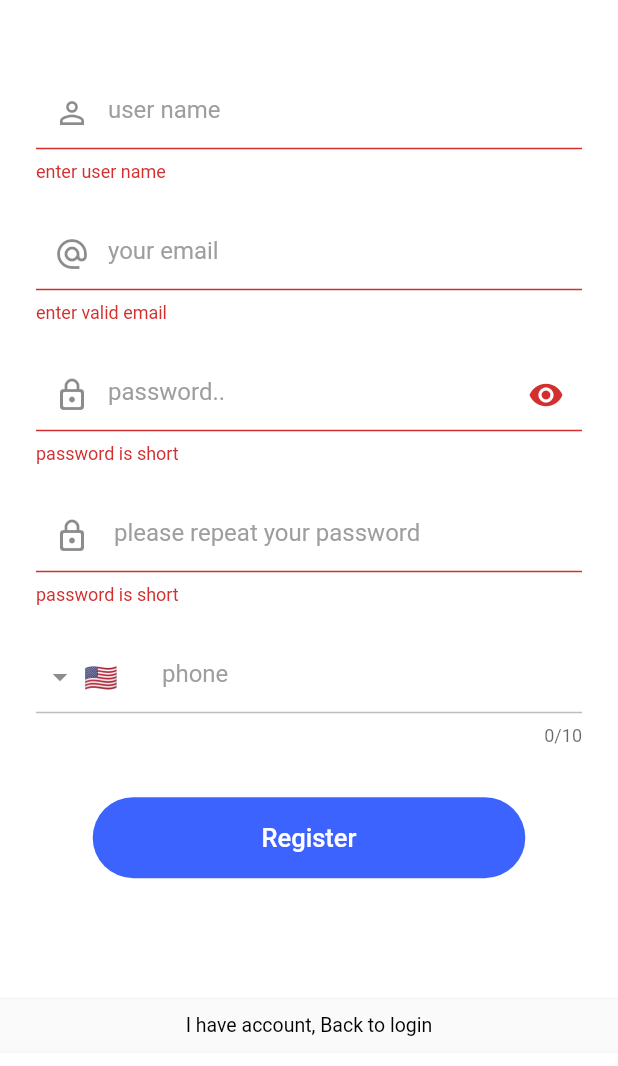
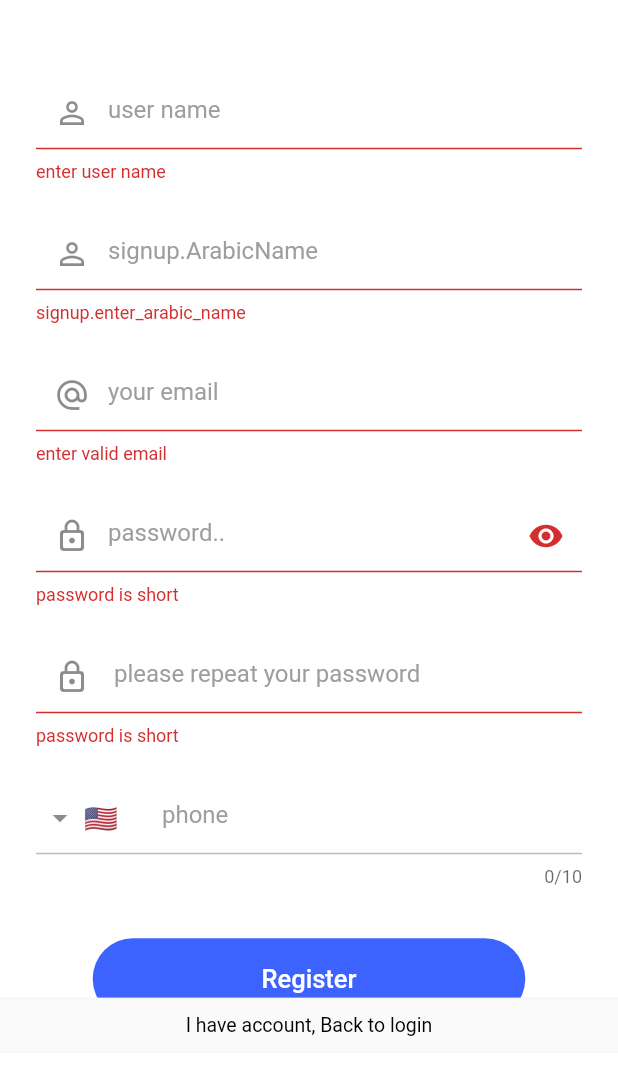
Before and after one commit to AhmedHamed956/HandBilll, a Flutter app: the RegisterScreen screen opened by its route, after a tap on "Register", on a phone screen of 412 x 824 dp, the part 170-1236 px from its top. Run offline on Flutter 3.47's test engine with Material 2 defaults, Android fonts, the phone set to English and light mode, and no system bars; drawn by our look-alikes of intl_phone_field; our stand-ins replace bloc, cached_network_image, carousel_slider, chewie, conditional_builder_null_safety, country_picker and 16 more; accounts and stored records are empty; network calls fail.

Commit message:
GetProfileData

```diff
--- a/lib/main.dart
+++ b/lib/main.dart
@@ -29,6 +29,8 @@ import 'package:hand_bill/src/blocs/search/search_bloc.dart';
 import 'package:hand_bill/src/common/routes.dart';
 import 'package:hand_bill/src/helper/helpers.dart';
 import 'package:hand_bill/src/repositories/global_repository.dart';
+import 'package:hand_bill/src/ui/screens/auth/login_screen.dart';
+import 'package:hand_bill/src/ui/screens/auth/register_screen.dart';
 import 'package:hand_bill/src/ui/screens/auth/splash_screen.dart';
 import 'package:flutter_localizations/flutter_localizations.dart';
 import 'package:flutter_translate/flutter_translate.dart';
@@ -133,7 +135,7 @@ class MyApp extends StatelessWidget {
             ],
             // supportedLocales: localizationDelegate.supportedLocales,
             locale: localizationDelegate.currentLocale,
-            home: SplashPage(),
+            home: LoginScreen(),
             // home: ServicesCompanyDetailsScreen(routeArgument: RouteArgument(param: 1),),
             onGenerateRoute: RouteGenerator.generateRoute),
       );
--- a/lib/src/blocs/auth/auth_bloc.dart
+++ b/lib/src/blocs/auth/auth_bloc.dart
@@ -91,11 +91,14 @@ class AuthBloc extends Bloc<AuthEvent, AuthState> {
   Stream<AuthState> _mapRegisterToState(RegisterButtonPressed event) async* {
     yield AuthLoading();
     _user!.name = event.name;
+    _user!.namear = event.namear;
     _user!.email = event.email;
     _user!.password = event.password;
     // _user!.password = event.password;
     _user!.confirmpassword = event.confirimpassword;
     _user!.country = event.country;
+    print(_user!.country);
+    print('111111111111111111111111');
     _user!.phone = event.phone;
     RegisterResponse? response;
     try {
--- a/lib/src/blocs/auth/auth_event.dart
+++ b/lib/src/blocs/auth/auth_event.dart
@@ -23,6 +23,7 @@ class LoginEvent extends AuthEvent {
 
 class RegisterButtonPressed extends AuthEvent {
   final String name;
+  final String namear;
   final String email;
   final String password;
   final String country;
@@ -38,12 +39,11 @@ class RegisterButtonPressed extends AuthEvent {
       required this.password,
       required this.country,
       required this.confirimpassword,
-      // required this.catgID,
-      required this.phone});
+      required this.phone, required this.namear});
 
   @override
   List<Object> get props =>
-      [name, email, password, country, phone, confirimpassword];
+      [name, email, password, country, phone, confirimpassword,namear];
 }
 
 // rest password
--- a/lib/src/blocs/profile/profile_bloc.dart
+++ b/lib/src/blocs/profile/profile_bloc.dart
@@ -6,6 +6,7 @@ import 'package:hand_bill/src/blocs/global_bloc/global_bloc.dart';
 import 'package:hand_bill/src/blocs/profile/profile_event.dart';
 import 'package:hand_bill/src/blocs/profile/profile_state.dart';
 import 'package:hand_bill/src/data/model/profile/profile_model.dart';
+import 'package:hand_bill/src/data/model/user.dart';
 import 'package:hand_bill/src/data/response/auth/edit_profile_response_.dart';
 import 'package:hand_bill/src/data/response/auth/common_response.dart';
 import 'package:hand_bill/src/data/response/auth/profile_response.dart';
@@ -16,7 +17,7 @@ class ProfileBloc extends Bloc<ProfileEvent, ProfileState> {
   ProfileRepository profileRepository = ProfileRepository();
 
   bool isFetching = false;
-  List<ProfileModel>? profile;
+  List<GetProfileDataModel>? profile;
 
   AuthRepository authRepository = AuthRepository();
   late GlobalBloc globalBloc;
@@ -62,7 +63,7 @@ class ProfileBloc extends Bloc<ProfileEvent, ProfileState> {
       yield ProfileLoadingState();
       ProfileResponse? response =
           await profileRepository.fetchUserData(user: event.user);
-      globalBloc.user = response!.data;
+      globalBloc.user = response!.data as User? ;
       log("parse profile data from db to local >>>>>>> ${globalBloc.user!.toJson()}");
       if (response.status!) {
         yield ProfileSuccessState(user: response.data);
--- a/lib/src/common/api_data.dart
+++ b/lib/src/common/api_data.dart
@@ -18,7 +18,7 @@ class APIData {
   static const getPopular = domainLinkApi + 'user/top-products';
 
   static const userProfile = domainLinkApi + 'users/';
-  static const editProfile = domainLinkApi + 'user/edit';
+  static const editProfile = domainLinkApi + 'user/profile';
   static const changePassword = domainLinkApi + 'user/change-password';
 
   // categories
--- a/lib/src/data/model/user.dart
+++ b/lib/src/data/model/user.dart
@@ -14,6 +14,7 @@ class User {
   String? _phone;
   String? _password;
   String? _confirmpassword;
+  String? _namear;
 
   SaveImageModel? _image;
 
@@ -38,7 +39,10 @@ class User {
   String? get phone => _phone;
 
   String? get password => _password;
+
   String? get confirmpassword => _confirmpassword;
+
+  String? get namear => _namear;
 
   SaveImageModel? get image => _image;
 
@@ -54,7 +58,9 @@ class User {
       String? username,
       String? phone,
       SaveImageModel? image,
-      String? name}) {
+      String? name,
+      String? namear,
+      }) {
     _id = id;
     _isVerified = isVerified;
     _deviceToken = deviceToken;
@@ -64,6 +70,7 @@ class User {
     _country = country;
     _email = email;
     _name = name;
+    _namear = namear;
     _phone = phone;
     _image = image;
   }
@@ -77,6 +84,7 @@ class User {
     _address = json["address"];
     _country = json["country"];
     _email = json["email"];
+    _namear = json["name_ar"];
     _name = json["name"];
     _phone = json["phone"];
     _image =
@@ -92,7 +100,8 @@ class User {
     map["api_token"] = _apiToken;
     map["address"] = _address;
     map["email"] = _email;
-    map["name"] = name;
+    map["name"] = _name;
+    map["name_ar"] = _namear;
     map["country"] = _country;
     map["phone"] = _phone;
     if (_image != null) {
@@ -106,22 +115,28 @@ class User {
     map["id"] = _id;
     map["email"] = _email;
     map["name"] = _name;
+    map["name_ar"] = _namear;
     map["thumb"] = image;
-    map["country"] = _country;
+    map["country"] = country;
     map["device_token"] = _deviceToken;
     return map;
   }
 
   set phone(String? value) {
     _phone = value;
+    print(_phone);
   }
 
   set country(String? value) {
     _country = value;
+    print(_country);
+
   }
 
   set password(String? value) {
     _password = value;
+    print(_password);
+
   }
 
   set confirmpassword(String? value) {
@@ -130,10 +145,18 @@ class User {
 
   set name(String? value) {
     _name = value;
+    print(_name);
   }
+  set namear(String? value) {
+    _namear = value;
+    print(_namear);
+  }
+
 
   set email(String? value) {
     _email = value;
+    print(_email);
+
   }
 
   set deviceToken(String? value) {
--- a/lib/src/data/response/auth/profile_response.dart
+++ b/lib/src/data/response/auth/profile_response.dart
@@ -1,4 +1,5 @@
 
+import 'package:hand_bill/src/data/model/profile/profile_model.dart';
 import 'package:hand_bill/src/data/model/user.dart';
 
 class ProfileResponse {
--- a/lib/src/repositories/profile_repository.dart
+++ b/lib/src/repositories/profile_repository.dart
@@ -53,7 +53,8 @@ class ProfileRepository {
 //   }
 
   Future<ProfileResponse?> fetchUserData({required User user}) async {
-    Response response = await dio.post('${APIData.userProfile}${user.id}');
+    Response response = await dio.get('${APIData.editProfile}${user.id}');
+    print('${APIData.editProfile}${user.id}');
     ProfileResponse? profileResponse;
     try {
       profileResponse = ProfileResponse.fromJson(response.data);
@@ -72,7 +73,7 @@ class ProfileRepository {
     FormData formData;
     if (image == null) {
       formData = FormData.fromMap({
-        "secret": APIData.secretKey,
+        // "secret": APIData.secretKey,
         "name": user.name,
         "phone": user.phone.toString(),
         "address": user.address.toString()
--- a/lib/src/ui/screens/account_package/wishlist/cubit.dart
+++ b/lib/src/ui/screens/account_package/wishlist/cubit.dart
@@ -32,9 +32,11 @@ class AccountBloc extends Cubit<AccountState> {
     _dio.get(APIData.getProfile, queryParameters: queryParams).then((value) {
       acountModel = AcountModel.fromJson(value.data);
       print(value.data);
+      print('sssssssssssssssssssss');
       emit(AccountSuccessStates());
     }).catchError((error) {
       print(error.toString());
+
       emit(AcoountErrorStates(error.toString()));
     });
     // DioHelper.getdata(url: gift, token: token).then((value) {
--- a/lib/src/ui/screens/auth/register_screen.dart
+++ b/lib/src/ui/screens/auth/register_screen.dart
@@ -359,8 +359,10 @@ class _RegisterScreenState extends State<RegisterScreen> {
 
   final _emailController = TextEditingController();
   final _nameController = TextEditingController();
+  final _namearController = TextEditingController();
   final _phoneController = TextEditingController();
-  String countryname = 'Egypt';
+  String? countryname;
+
   bool _autoValidate = false, loading = false;
   double marginVer = 24;
   AuthBloc? _authBloc;
@@ -398,6 +400,7 @@ class _RegisterScreenState extends State<RegisterScreen> {
         id: 9, name: "Chartered Accountants", value: "chartered_accountants"),
     NatureOfActivityModel(id: 10, name: "Schools", value: "schools"),
   ];
+
   @override
   void initState() {
     _natureOfActivityModel =
@@ -453,21 +456,6 @@ class _RegisterScreenState extends State<RegisterScreen> {
   }
 
   Widget build(BuildContext context) {
-    _onRegisterButtonPressed() {
-      // if (_countryModel!.id == 0) {
-      //   Fluttertoast.showToast(msg: translate("signup.select_country"));
-      // } else
-      _authBloc!
-        ..add(RegisterButtonPressed(
-            // catgID: catgID,
-            // natureactivity: natureactivity,
-            confirimpassword: _confirmpasswordController.text.trim(),
-            name: _nameController.text.trim(),
-            email: _emailController.text.trim(),
-            password: _passwordController.text.trim(),
-            country: countryname,
-            phone: phoneNumber));
-    }
 
     Size size = MediaQuery.of(context).size;
 
@@ -530,6 +518,19 @@ class _RegisterScreenState extends State<RegisterScreen> {
                                         return null;
                                       }),
                                   SizedBox(height: marginVer),
+                                  CustomTextFormField(
+                                      hintText: translate("signup.ArabicName"),
+                                      icon: Icons.person_outline,
+                                      controller: _namearController,
+                                      validator: (input) {
+                                        if (input.toString().length < 4) {
+                                          return translate(
+                                              "signup.enter_arabic_name");
+                                        }
+                                        return null;
+                                      }),
+                                  SizedBox(height: marginVer),
+
                                   Row(children: [
                                     Expanded(
                                         child: CustomTextFormField(
@@ -803,7 +804,26 @@ class _RegisterScreenState extends State<RegisterScreen> {
                                             onPress: () {
                                               if (_key.currentState!
                                                   .validate()) {
-                                                _onRegisterButtonPressed();
+                                                print(countryname);
+                                                print('khaled');
+                                                _authBloc!
+                                                  ..add(RegisterButtonPressed(
+                                                     namear:_namearController.text.trim(),
+                                                      confirimpassword:
+                                                          _confirmpasswordController
+                                                              .text
+                                                              .trim(),
+                                                      name: _nameController.text
+                                                          .trim(),
+                                                      email: _emailController
+                                                          .text
+                                                          .trim(),
+                                                      password:
+                                                          _passwordController
+                                                              .text
+                                                              .trim(),
+                                                      country: countryname!,
+                                                      phone: phoneNumber));
                                               }
                                             }),
                                       ]),
@@ -848,6 +868,7 @@ class _RegisterScreenState extends State<RegisterScreen> {
 
   bool byAgent = true;
   bool byVisa = false;
+
   Widget dialogFiled(
       {required Widget dialog, required String label, required IconData icon}) {
     return InkWell(
@@ -870,7 +891,7 @@ class _RegisterScreenState extends State<RegisterScreen> {
     // typedef void MyFormCallback(CountryModel result);
   }
 
-  // typedef void MyFormCallback(CountryModel result);
+// typedef void MyFormCallback(CountryModel result);
 
 }
 
@@ -889,6 +910,7 @@ class MyForm extends StatefulWidget {
 
 class _MyFormState extends State<MyForm> {
   int? value;
+
   @override
   Widget build(BuildContext context) {
     if (!Platform.isIOS) {
--- a/lib/src/ui/screens/services_package/hand_made/handmade_add_screen.dart
+++ b/lib/src/ui/screens/services_package/hand_made/handmade_add_screen.dart
@@ -95,7 +95,7 @@ class _HandmadeAddScreenState extends State<HandmadeAddScreen> {
   @override
   Widget build(BuildContext context) {
     _onAddButtonPressed() {
-      if (!_user!.profileCompleted()) {
+      if (_user!.profileCompleted()) {
         displaySnackBar(
             title: "Complete your profile", scaffoldKey: _scaffoldKey);
       } else if (_formKey!.currentState!.validate()) {
@@ -293,7 +293,7 @@ class _HandmadeAddScreenState extends State<HandmadeAddScreen> {
                           mainAxisAlignment: MainAxisAlignment.center,
                           children: [
                             CustomButton(
-                                title: _model.id == null ? "Add" : "Edit",
+                                title: _model.title == null ? "Add" : "Edit",
                                 width: size.width * 0.7,
                                 radius: 900,
                                 onPress: () {
```
Also changed, not shown: lib/src/data/model/profile/profile_model.dart (+58 -54 lines), lib/src/repositories/auth_repository.dart (+11 -3 lines), lib/src/ui/screens/account_package/edit_account_screen.dart (+4 -3 lines), pubspec.lock, 1 other file.
